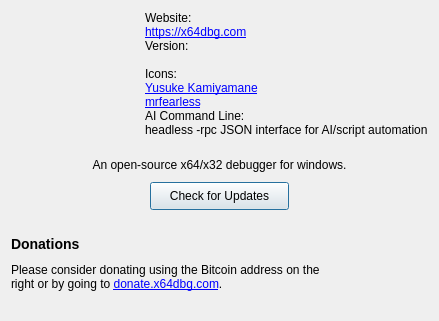
First picture: the form in src/gui/Src/Gui/AboutDialog.ui, repository DreamsTimes6/x64dbg_Fixed, before the edit.
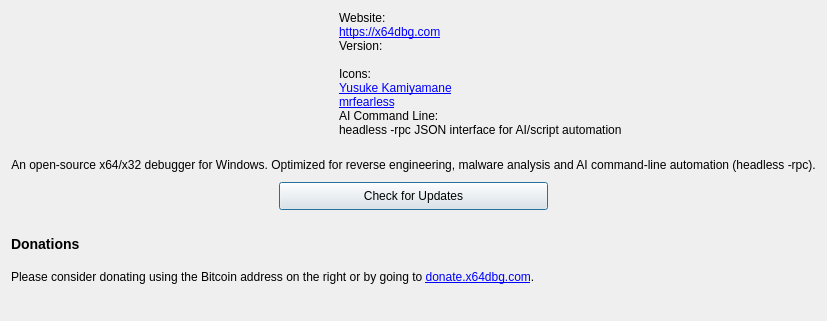
Second picture: the form after the edit. Icons and pictures are not drawn.

Commit message: About dialog: mention AI command-line (headless -rpc) in description + zh_CN patch

The edit to the form file:
```diff
--- a/src/gui/Src/Gui/AboutDialog.ui
+++ b/src/gui/Src/Gui/AboutDialog.ui
@@ -331,7 +331,7 @@
         <set>Qt::ImhUrlCharactersOnly</set>
        </property>
        <property name="text">
-        <string>An open-source x64/x32 debugger for windows.</string>
+        <string>An open-source x64/x32 debugger for Windows. Optimized for reverse engineering, malware analysis and AI command-line automation (headless -rpc).</string>
        </property>
        <property name="alignment">
         <set>Qt::AlignCenter</set>
```
The commit also changes 2 other files.
